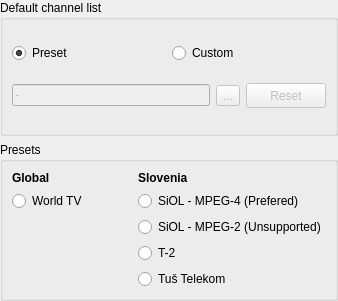
The window that src/ui/settings/SettingsPlaylist.ui (ntadej/tano) describes before a commit, drawn with Qt 5.
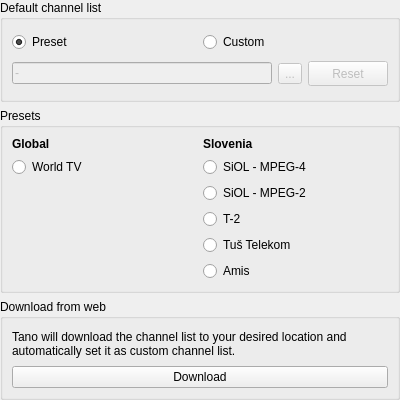
The same window after the commit. Icons and pictures are not drawn.

Commit message:
Completed Web Playlist import
Playlists can now be downloaded from web source.
Playlist handling has been improved.

Patch:
```diff
--- a/src/ui/settings/SettingsPlaylist.ui
+++ b/src/ui/settings/SettingsPlaylist.ui
@@ -6,8 +6,8 @@
    <rect>
     <x>0</x>
     <y>0</y>
-    <width>338</width>
-    <height>301</height>
+    <width>400</width>
+    <height>400</height>
    </rect>
   </property>
   <property name="windowIcon">
@@ -106,7 +106,7 @@
       <item row="2" column="1">
        <widget class="QRadioButton" name="radioSiol2">
         <property name="text">
-         <string notr="true">SiOL - MPEG-2 (Unsupported)</string>
+         <string notr="true">SiOL - MPEG-2</string>
         </property>
        </widget>
       </item>
@@ -147,7 +147,7 @@
       <item row="1" column="1">
        <widget class="QRadioButton" name="radioSiol4">
         <property name="text">
-         <string notr="true">SiOL - MPEG-4 (Prefered)</string>
+         <string notr="true">SiOL - MPEG-4</string>
         </property>
        </widget>
       </item>
@@ -155,6 +155,39 @@
        <widget class="QRadioButton" name="radioWorldTv">
         <property name="text">
          <string notr="true">World TV</string>
+        </property>
+       </widget>
+      </item>
+      <item row="6" column="1">
+       <widget class="QRadioButton" name="radioAmis">
+        <property name="text">
+         <string notr="true">Amis</string>
+        </property>
+       </widget>
+      </item>
+     </layout>
+    </widget>
+   </item>
+   <item>
+    <widget class="QGroupBox" name="webBox">
+     <property name="title">
+      <string>Download from web</string>
+     </property>
+     <layout class="QVBoxLayout" name="verticalLayout_2">
+      <item>
+       <widget class="QLabel" name="labelWeb">
+        <property name="text">
+         <string>Tano will download the channel list to your desired location and automatically set it as custom channel list.</string>
+        </property>
+        <property name="wordWrap">
+         <bool>true</bool>
+        </property>
+       </widget>
+      </item>
+      <item>
+       <widget class="QPushButton" name="downloadButton">
+        <property name="text">
+         <string>Download</string>
         </property>
        </widget>
       </item>
```
The commit also changes 24 other files.
